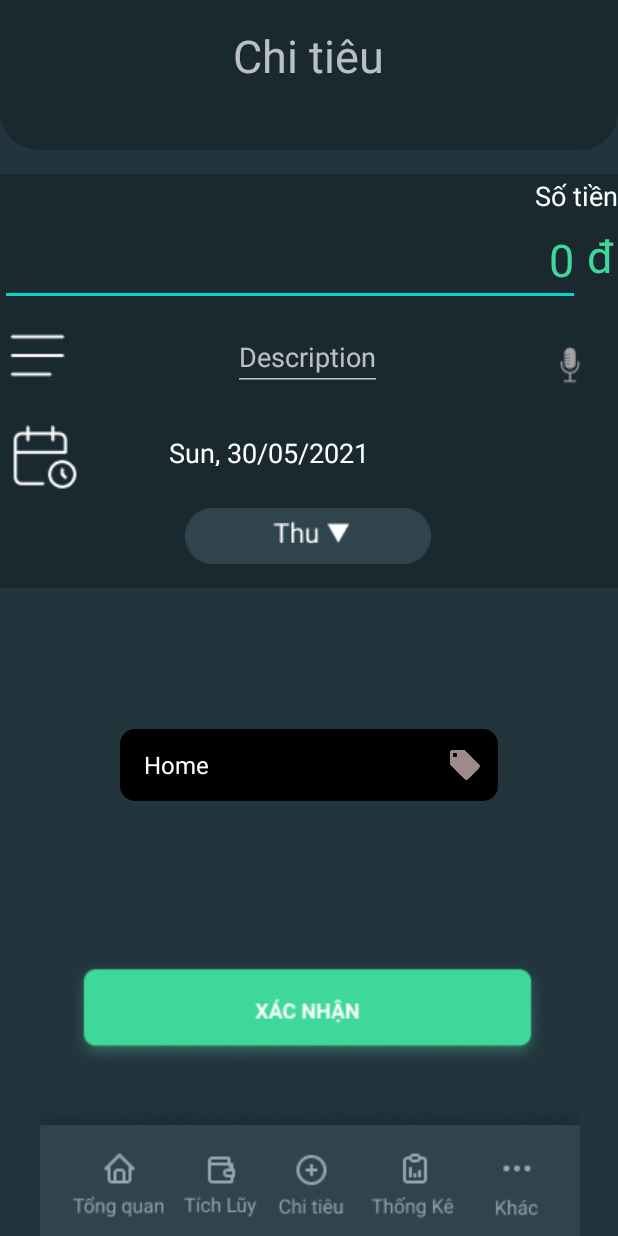
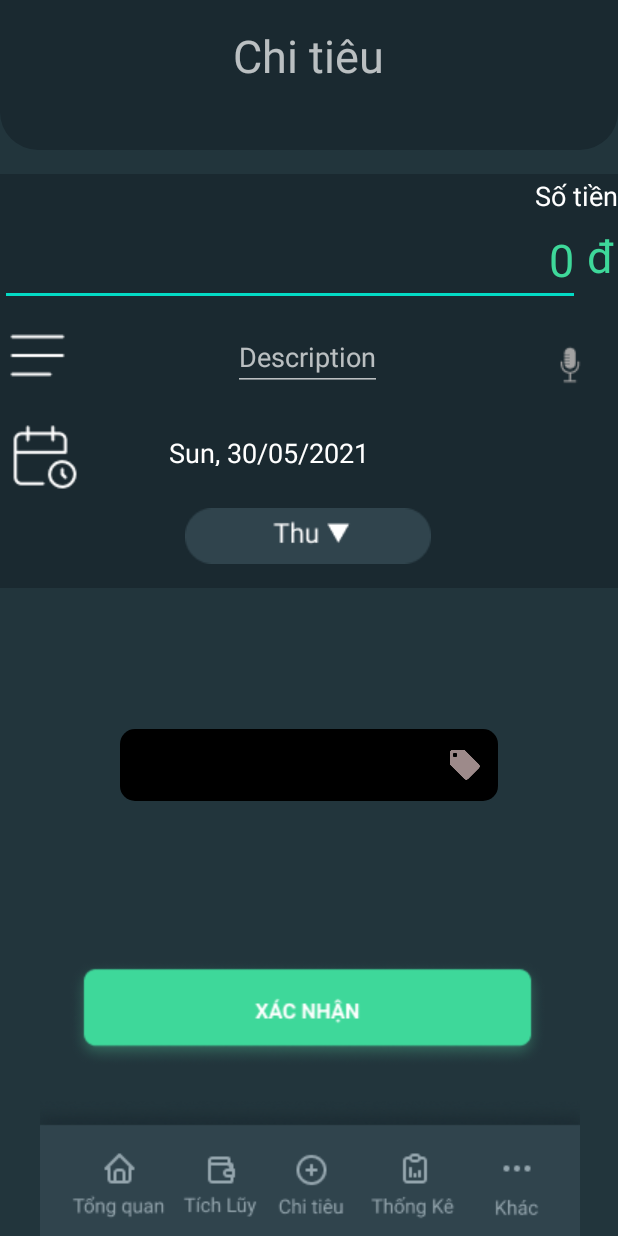
Before and after one commit to anhtranngocy7-gmail-com/DoAnKotlin, an Android app: the screen it shows after launch (Nhom3BinhSpendingActivity), on a phone screen of 412 x 824 dp. Run offline under Robolectric (Android 15) with nearby library versions, the phone set to English and light mode, and no system bars; our stand-ins replace data binding.

Commit message:
no commit

```diff
--- a/Source/app/src/main/res/values/strings.xml
+++ b/Source/app/src/main/res/values/strings.xml
@@ -4,6 +4,7 @@
     <string name="speech_prompt">Say something…</string>
     <string name="speech_not_supported">Sorry! Your device doesn\'t support speech input</string>
     <string-array name="spending">
+        <item></item>
         <item>Home</item>
         <item>Anh Tran</item>
         <item>Thanh Binh</item>
```
